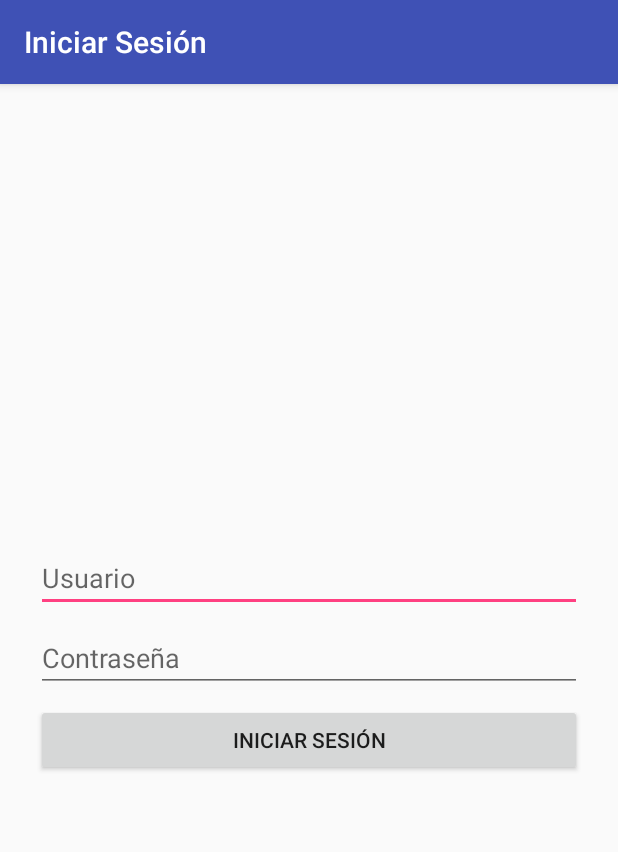
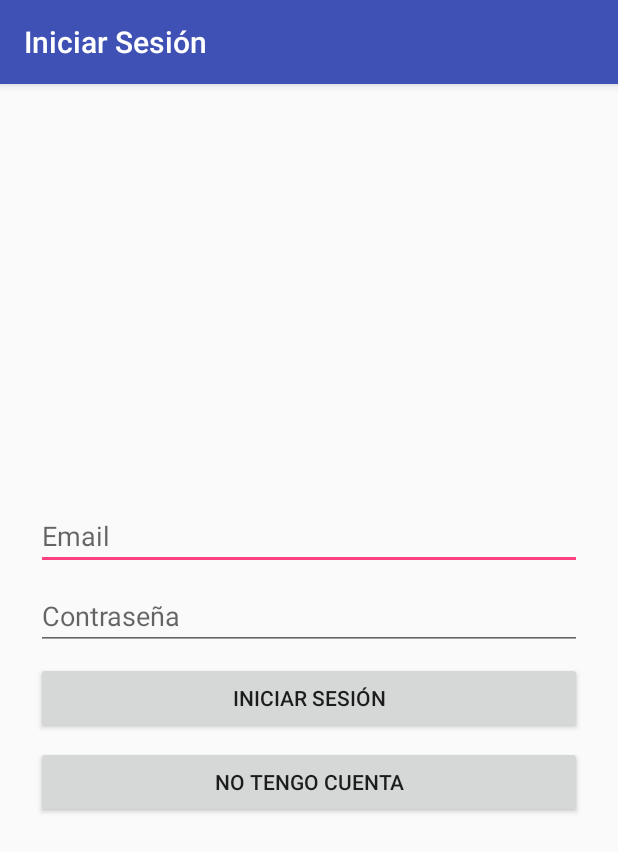
Before and after one commit to ezebongiovi/gouter, an Android app: the screen it shows after launch (LoginActivity), on a phone screen of 412 x 824 dp. Shown: the top 852 px of the screen. Run offline under Robolectric (Android 15) with nearby library versions, the phone set to English and light mode, and no system bars; our stand-ins replace RxJava.

Commit message:
[Feature] Register

```diff
--- a/app/src/main/java/com/testableapp/activities/LoginActivity.java
+++ b/app/src/main/java/com/testableapp/activities/LoginActivity.java
@@ -1,5 +1,6 @@
 package com.testableapp.activities;
 
+import android.content.Intent;
 import android.os.Bundle;
 import android.support.annotation.NonNull;
 import android.support.annotation.Nullable;
@@ -35,6 +36,13 @@ public class LoginActivity extends AbstractActivity<LoginPresenter> implements L
             }
         });
 
+        findViewById(R.id.registerButton).setOnClickListener(new View.OnClickListener() {
+            @Override
+            public void onClick(View v) {
+                startActivity(new Intent(LoginActivity.this, RegisterActivity.class));
+            }
+        });
+
         if (AuthenticationManager.getInstance().getUser(this) != null) {
             startActivity(ProfileActivity.getIntent(this, AuthenticationManager
                     .getInstance().getUser(this)));
@@ -43,7 +51,7 @@ public class LoginActivity extends AbstractActivity<LoginPresenter> implements L
 
     @Override
     public int getLayoutResourceId() {
-        return R.layout.activity_main;
+        return R.layout.activity_login;
     }
 
     @NonNull
--- a/app/src/main/java/com/testableapp/presenters/LoginPresenter.java
+++ b/app/src/main/java/com/testableapp/presenters/LoginPresenter.java
@@ -27,9 +27,7 @@ public class LoginPresenter extends AbstractPresenter<LoginView> {
                 }, new ErrorConsumer() {
                     @Override
                     public void onError(@NonNull final ApiError apiError) {
-                        if (ApiError.Kind.NETWORK.equals(apiError.kind)) {
-                            getView().onNetworkError();
-                        }
+                        handleErrorEvent(apiError);
                     }
                 }));
     }
--- a/app/src/main/res/layout/activity_abstract.xml
+++ b/app/src/main/res/layout/activity_abstract.xml
@@ -1,8 +1,7 @@
 <?xml version="1.0" encoding="utf-8"?>
-<LinearLayout xmlns:android="http://schemas.android.com/apk/res/android"
+<android.support.design.widget.CoordinatorLayout xmlns:android="http://schemas.android.com/apk/res/android"
     android:id="@+id/rootView"
     android:layout_width="match_parent"
-    android:layout_height="match_parent"
-    android:orientation="vertical">
+    android:layout_height="match_parent">
 
-</LinearLayout>
+</android.support.design.widget.CoordinatorLayout>
--- /dev/null
+++ b/app/src/main/res/layout/activity_login.xml
@@ -0,0 +1,45 @@
+<?xml version="1.0" encoding="utf-8"?>
+<ScrollView xmlns:android="http://schemas.android.com/apk/res/android"
+    xmlns:tools="http://schemas.android.com/tools"
+    android:layout_width="match_parent"
+    android:layout_height="match_parent"
+    android:padding="@dimen/padding_activity"
+    tools:context="com.testableapp.activities.LoginActivity">
+
+    <LinearLayout
+        android:layout_width="match_parent"
+        android:layout_height="wrap_content"
+        android:layout_gravity="center"
+        android:orientation="vertical"
+        android:padding="8dp">
+
+        <EditText
+            android:id="@+id/userField"
+            android:layout_width="match_parent"
+            android:layout_height="wrap_content"
+            android:hint="@string/hint_email" />
+
+        <EditText
+            android:id="@+id/passwordField"
+            android:layout_width="match_parent"
+            android:layout_height="wrap_content"
+            android:layout_marginTop="8dp"
+            android:hint="@string/hint_password"
+            android:inputType="numberPassword" />
+
+        <Button
+            android:id="@+id/loginButton"
+            android:layout_width="match_parent"
+            android:layout_height="wrap_content"
+            android:layout_marginTop="8dp"
+            android:text="@string/button_login" />
+
+        <Button
+            android:id="@+id/registerButton"
+            android:layout_width="match_parent"
+            android:layout_height="wrap_content"
+            android:layout_marginTop="8dp"
+            android:text="@string/buttonNoAccount" />
+    </LinearLayout>
+
+</ScrollView>
--- a/app/src/main/res/layout/activity_main.xml
+++ b/app/src/main/res/layout/activity_register.xml
@@ -1,10 +1,9 @@
 <?xml version="1.0" encoding="utf-8"?>
-<FrameLayout xmlns:android="http://schemas.android.com/apk/res/android"
+<ScrollView xmlns:android="http://schemas.android.com/apk/res/android"
     xmlns:tools="http://schemas.android.com/tools"
-    android:id="@+id/rootView"
     android:layout_width="match_parent"
     android:layout_height="match_parent"
-    android:padding="16dp"
+    android:padding="@dimen/padding_activity"
     tools:context="com.testableapp.activities.LoginActivity">
 
     <LinearLayout
@@ -18,22 +17,30 @@
             android:id="@+id/userField"
             android:layout_width="match_parent"
             android:layout_height="wrap_content"
-            android:hint="Usuario" />
+            android:hint="@string/hint_email" />
 
         <EditText
             android:id="@+id/passwordField"
             android:layout_width="match_parent"
             android:layout_height="wrap_content"
             android:layout_marginTop="8dp"
-            android:hint="Contraseña"
+            android:hint="@string/hint_password"
+            android:inputType="numberPassword" />
+
+        <EditText
+            android:id="@+id/confirmPasswordField"
+            android:layout_width="match_parent"
+            android:layout_height="wrap_content"
+            android:layout_marginTop="8dp"
+            android:hint="@string/confirmPassword"
             android:inputType="numberPassword" />
 
         <Button
-            android:id="@+id/loginButton"
+            android:id="@+id/registerButton"
             android:layout_width="match_parent"
             android:layout_height="wrap_content"
             android:layout_marginTop="8dp"
-            android:text="Iniciar sesión" />
+            android:text="@string/button_register" />
     </LinearLayout>
 
-</FrameLayout>
+</ScrollView>
--- /dev/null
+++ b/app/src/main/res/values/dimens.xml
@@ -0,0 +1,4 @@
+<?xml version="1.0" encoding="utf-8"?>
+<resources>
+    <dimen name="padding_activity">16dp</dimen>
+</resources>
--- a/app/src/main/res/values/strings.xml
+++ b/app/src/main/res/values/strings.xml
@@ -3,4 +3,10 @@
     <string name="name">%1$s %2$s</string>
     <string name="activity_title_login">Iniciar Sesión</string>
     <string name="action_logout">Salir</string>
+    <string name="button_login">Iniciar sesión</string>
+    <string name="confirmPassword">Confirmar contraseña</string>
+    <string name="hint_password">Contraseña</string>
+    <string name="hint_email">Email</string>
+    <string name="button_register">Registrar</string>
+    <string name="buttonNoAccount">No tengo cuenta</string>
 </resources>
```
Also changed, not shown: app/src/main/AndroidManifest.xml (+7 -2 lines), app/src/main/java/com/testableapp/activities/ProfileActivity.java (+15 -8 lines), app/src/main/java/com/testableapp/activities/RegisterActivity.java (added, +64 -0 lines), app/src/main/java/com/testableapp/presenters/AbstractPresenter.java (+7 -0 lines), app/src/main/java/com/testableapp/presenters/RegisterPresenter.java (added, +51 -0 lines), app/src/main/java/com/testableapp/views/RegisterView.java (added, +11 -0 lines).
